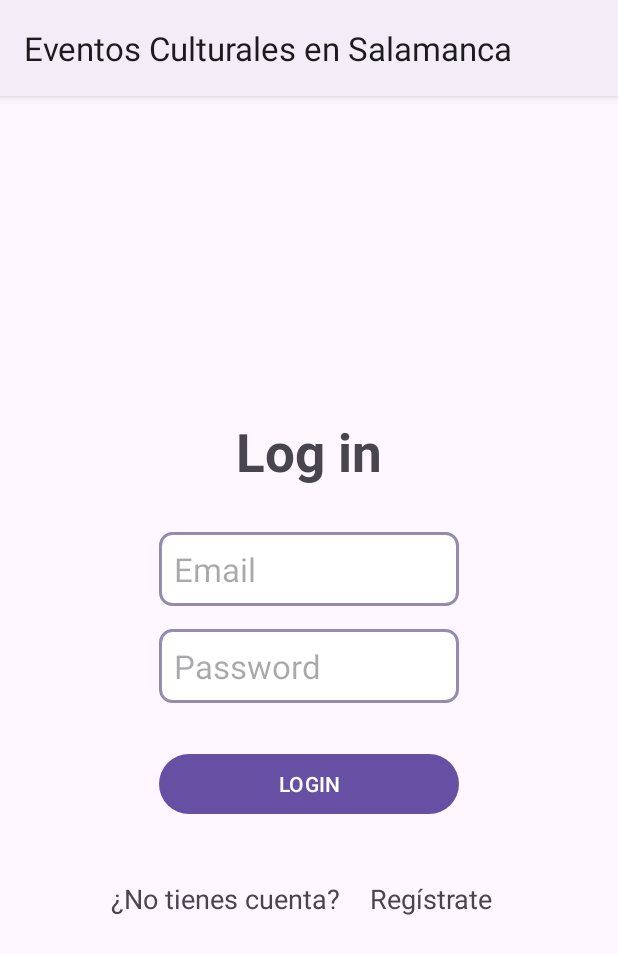
After one commit to rocmisol/practica_android, an Android app: the LoginActivity screen opened directly, with no data from a screen before it, on a phone screen of 412 x 824 dp. The commit adds this screen. Shown: the top 954 px of the screen. Run offline under Robolectric (Android 15) with nearby library versions, the phone set to English and light mode, and no system bars.

Commit message:
Inicio de DataBase e inicio de Login

```diff
--- a/app/build.gradle
+++ b/app/build.gradle
@@ -29,6 +29,8 @@ android {
 }
 
 dependencies {
+    def room_version = "2.6.1"
+    implementation "androidx.room:room-runtime:$room_version"
 
     implementation libs.appcompat
     implementation libs.material
--- /dev/null
+++ b/app/src/main/java/es/cm/dam2/pmdm/eventos_culturales/LoginActivity.java
@@ -0,0 +1,28 @@
+package es.cm.dam2.pmdm.eventos_culturales;
+
+import android.os.Bundle;
+
+import androidx.activity.EdgeToEdge;
+import androidx.appcompat.app.AppCompatActivity;
+import androidx.core.graphics.Insets;
+import androidx.core.view.ViewCompat;
+import androidx.core.view.WindowInsetsCompat;
+
+public class LoginActivity extends AppCompatActivity {
+
+    @Override
+    protected void onCreate(Bundle savedInstanceState) {
+        super.onCreate(savedInstanceState);
+        EdgeToEdge.enable(this);
+        setContentView(R.layout.activity_login);
+        ViewCompat.setOnApplyWindowInsetsListener(findViewById(R.id.main), (v, insets) -> {
+            Insets systemBars = insets.getInsets(WindowInsetsCompat.Type.systemBars());
+            v.setPadding(systemBars.left, systemBars.top, systemBars.right, systemBars.bottom);
+            return insets;
+        });
+    }
+
+    public void comprobarUsuarioRegistrado (String email, String password){
+        AppDatabase db = AppDatabase.getInstance(this);
+    }
+}
--- /dev/null
+++ b/app/src/main/res/drawable/bordes.xml
@@ -0,0 +1,6 @@
+<?xml version="1.0" encoding="utf-8"?>
+<shape xmlns:android="http://schemas.android.com/apk/res/android">
+    <solid android:color="#FFFFFF"/>
+    <stroke android:color="@color/violet2" android:width="2dp"/>
+    <corners android:radius="8dp"/>
+</shape>
--- /dev/null
+++ b/app/src/main/res/layout/activity_login.xml
@@ -0,0 +1,95 @@
+<?xml version="1.0" encoding="utf-8"?>
+<androidx.constraintlayout.widget.ConstraintLayout xmlns:android="http://schemas.android.com/apk/res/android"
+    xmlns:app="http://schemas.android.com/apk/res-auto"
+    xmlns:tools="http://schemas.android.com/tools"
+    android:id="@+id/main"
+    android:layout_width="match_parent"
+    android:layout_height="match_parent"
+    tools:context=".LoginActivity">
+
+    <TextView
+        android:id="@+id/textViewLogIn"
+        android:layout_width="wrap_content"
+        android:layout_height="wrap_content"
+        android:text="@string/log_in"
+        android:textSize="35sp"
+        android:layout_marginBottom="30dp"
+        android:textStyle="bold"
+        app:layout_constraintBottom_toTopOf="@id/editTextEmail"
+        app:layout_constraintStart_toStartOf="parent"
+        app:layout_constraintEnd_toEndOf="parent"/>
+
+    <EditText
+        android:id="@+id/editTextEmail"
+        android:layout_width="200dp"
+        android:layout_height="wrap_content"
+        android:hint="@string/email"
+        android:inputType="textEmailAddress"
+        android:textSize="22sp"
+        android:layout_marginBottom="15dp"
+        android:background="@drawable/bordes"
+        android:padding="10dp"
+        app:layout_constraintBottom_toTopOf="@id/editTextPassword"
+        app:layout_constraintStart_toStartOf="parent"
+        app:layout_constraintEnd_toEndOf="parent"/>
+
+    <EditText
+        android:id="@+id/editTextPassword"
+        android:layout_width="200dp"
+        android:layout_height="wrap_content"
+        android:hint="@string/password"
+        android:inputType="textPassword"
+        android:textSize="22sp"
+        android:background="@drawable/bordes"
+        android:padding="10dp"
+        app:layout_constraintTop_toTopOf="parent"
+        app:layout_constraintBottom_toBottomOf="parent"
+        app:layout_constraintStart_toStartOf="parent"
+        app:layout_constraintEnd_toEndOf="parent"/>
+
+    <Button
+        android:id="@+id/buttonLogin"
+        android:layout_width="200dp"
+        android:layout_height="wrap_content"
+        android:text="@string/login"
+        android:layout_marginTop="30sp"
+        app:layout_constraintTop_toBottomOf="@id/editTextPassword"
+        app:layout_constraintStart_toStartOf="parent"
+        app:layout_constraintEnd_toEndOf="parent"/>
+
+    <LinearLayout
+        android:id="@+id/linearLogin"
+        android:layout_width="wrap_content"
+        android:layout_height="wrap_content"
+        android:orientation="horizontal"
+        android:layout_marginTop="30dp"
+        app:layout_constraintTop_toBottomOf="@id/buttonLogin"
+        app:layout_constraintStart_toStartOf="parent"
+        app:layout_constraintEnd_toEndOf="parent">
+
+        <TextView
+            android:id="@+id/textViewNoCuenta"
+            android:layout_width="wrap_content"
+            android:layout_height="wrap_content"
+            android:text="@string/no_tienes_cuenta"
+            android:textSize="18sp"/>
+
+        <TextView
+            android:id="@+id/textViewRegistrate"
+            android:layout_width="wrap_content"
+            android:layout_height="wrap_content"
+            android:text="@string/registro"
+            android:padding="10dp"
+            android:textSize="18sp"
+
+            android:layout_marginStart="10dp"/>
+
+
+    </LinearLayout>
+
+
+
+
+
+
+</androidx.constraintlayout.widget.ConstraintLayout>
--- a/app/src/main/res/values/strings.xml
+++ b/app/src/main/res/values/strings.xml
@@ -32,4 +32,10 @@
     <string name="evento_aniadido_al_calendario">Evento añadido al calendario</string>
     <string name="favorito">Favorito:</string>
     <string name="selecciona_opcion">Selecciona una opción</string>
+    <string name="email">Email</string>
+    <string name="password">Password</string>
+    <string name="login">LOGIN</string>
+    <string name="log_in">Log in</string>
+    <string name="no_tienes_cuenta">¿No tienes cuenta?</string>
+    <string name="registro">Regístrate</string>
 </resources>
```
Also changed, not shown: app/src/main/AndroidManifest.xml (+5 -2 lines), app/src/main/java/es/cm/dam2/pmdm/eventos_culturales/AppDatabase.java (added, +10 -0 lines), app/src/main/java/es/cm/dam2/pmdm/eventos_culturales/DatabaseClient.java (added, +20 -0 lines), app/src/main/java/es/cm/dam2/pmdm/eventos_culturales/Usuario.java (added, +90 -0 lines), app/src/main/java/es/cm/dam2/pmdm/eventos_culturales/UsuarioDao.java (added, +18 -0 lines).
